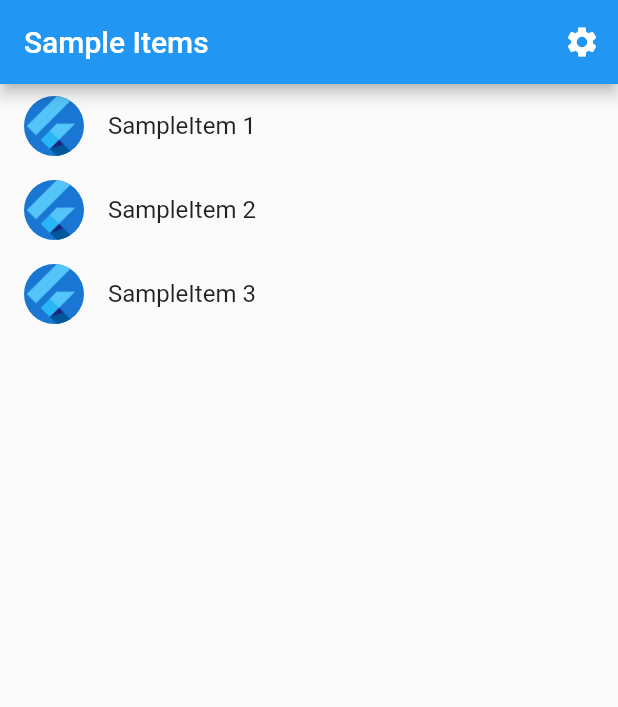
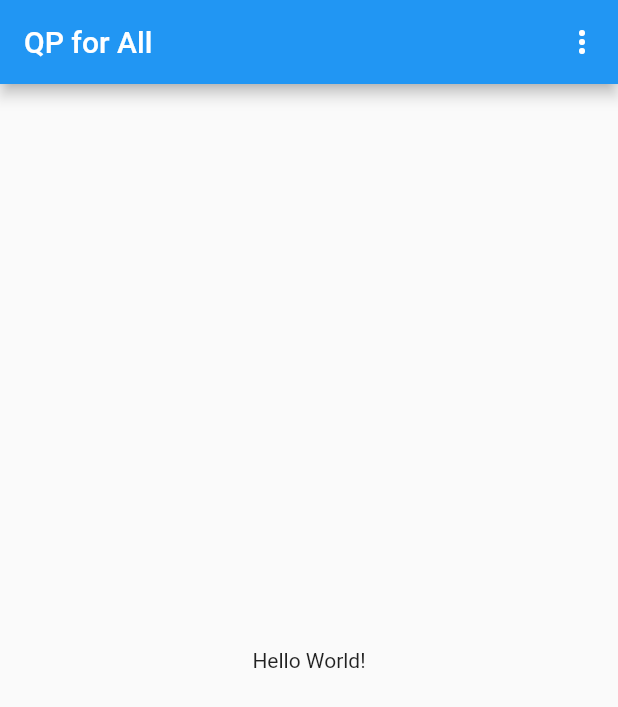
Before and after one commit to arunim-io/qp-for-all-app, a Flutter app: the screen it shows after launch, on a phone screen of 412 x 824 dp. Shown: the top 707 px of the screen. Run offline on Flutter 3.47's test engine with Material 2 defaults, Android fonts, the phone set to English and light mode, and no system bars; our stand-ins replace firebase_core; accounts and stored records are empty; generated files the repository leaves out were written again.

Commit message:
add home view

```diff
--- a/lib/src/config/app.dart
+++ b/lib/src/config/app.dart
@@ -1,14 +1,14 @@
 import 'package:flutter/material.dart';
-import 'package:flutter_gen/gen_l10n/app_localizations.dart';
+import 'package:flutter_gen/gen_l10n/app_localizations.dart' show AppLocalizations;
 import 'package:flutter_localizations/flutter_localizations.dart';
-import 'package:qp_for_all/src/modules/core/views/sample_item_details.dart';
-import 'package:qp_for_all/src/modules/core/views/sample_item_list.dart';
-import 'package:qp_for_all/src/modules/settings/controller.dart';
-import 'package:qp_for_all/src/modules/settings/view.dart';
+
+import '../modules/core/views/home.dart' show HomeView;
+import '../modules/settings/controller.dart' show SettingsController;
+import '../modules/settings/view.dart' show SettingsView;
 
 /// The Widget that configures your application.
-class MyApp extends StatelessWidget {
-  const MyApp({super.key, required this.settingsController});
+class App extends StatelessWidget {
+  const App({super.key, required this.settingsController});
 
   final SettingsController settingsController;
 
@@ -53,11 +53,8 @@ class MyApp extends StatelessWidget {
               switch (routeSettings.name) {
                 case SettingsView.routeName:
                   return SettingsView(controller: settingsController);
-                case SampleItemDetailsView.routeName:
-                  return const SampleItemDetailsView();
-                case SampleItemListView.routeName:
                 default:
-                  return const SampleItemListView();
+                  return const HomeView();
               }
             },
           ),
--- a/lib/src/modules/core/models/sample_item.dart
+++ /dev/null
@@ -1,6 +0,0 @@
-/// A placeholder class that represents an entity or model.
-class SampleItem {
-  const SampleItem(this.id);
-
-  final int id;
-}
--- /dev/null
+++ b/lib/src/modules/core/views/home.dart
@@ -0,0 +1,36 @@
+import 'package:flutter/material.dart';
+
+import '../../settings/view.dart' show SettingsView;
+
+class HomeView extends StatelessWidget {
+  const HomeView({super.key});
+
+  static const routeName = '/';
+
+  @override
+  Widget build(BuildContext context) {
+    return Scaffold(
+      appBar: AppBar(
+        title: const Text('QP for All'),
+        actions: [
+          PopupMenuButton(
+            itemBuilder: (context) => [
+              const PopupMenuItem<int>(value: 0, child: Text('Settings')),
+              const PopupMenuItem<int>(value: 1, child: Text('About'))
+            ],
+            onSelected: (value) {
+              switch (value) {
+                case 0:
+                  Navigator.restorablePushNamed(context, SettingsView.routeName);
+                  break;
+                default:
+                  return;
+              }
+            },
+          )
+        ],
+      ),
+      body: const Center(child: Text('Hello World!')),
+    );
+  }
+}
--- a/lib/src/modules/core/views/sample_item_list.dart
+++ /dev/null
@@ -1,59 +0,0 @@
-import 'package:flutter/material.dart';
-import 'package:qp_for_all/src/modules/settings/view.dart';
-
-import '../models/sample_item.dart';
-import 'sample_item_details.dart';
-
-/// Displays a list of SampleItems.
-class SampleItemListView extends StatelessWidget {
-  const SampleItemListView({
-    super.key,
-    this.items = const [SampleItem(1), SampleItem(2), SampleItem(3)],
-  });
-
-  static const routeName = '/';
-
-  final List<SampleItem> items;
-
-  @override
-  Widget build(BuildContext context) {
-    return Scaffold(
-      appBar: AppBar(
-        title: const Text('Sample Items'),
-        actions: [
-          IconButton(
-            icon: const Icon(Icons.settings),
-            // Navigate to the settings page. If the user leaves and returns
-            // to the app after it has been killed while running in the
-            // background, the navigation stack is restored.
-            onPressed: () => Navigator.restorablePushNamed(context, SettingsView.routeName),
-          ),
-        ],
-      ),
-      // To work with lists that may contain a large number of items, it's best
-      // to use the ListView.builder constructor.
-      //
-      // In contrast to the default ListView constructor, which requires
-      // building all Widgets up front, the ListView.builder constructor lazily
-      // builds Widgets as they're scrolled into view.
-      body: ListView.builder(
-        // Providing a restorationId allows the ListView to restore the
-        // scroll position when a user leaves and returns to the app after it
-        // has been killed while running in the background.
-        restorationId: 'sampleItemListView',
-        itemCount: items.length,
-        itemBuilder: (BuildContext context, int index) => ListTile(
-          title: Text('SampleItem ${items[index].id}'),
-          leading: const CircleAvatar(
-            // Display the Flutter Logo image asset.
-            foregroundImage: AssetImage('assets/images/flutter_logo.png'),
-          ),
-          // Navigate to the details page. If the user leaves and returns to
-          // the app after it has been killed while running in the
-          // background, the navigation stack is restored.
-          onTap: () => Navigator.restorablePushNamed(context, SampleItemDetailsView.routeName),
-        ),
-      ),
-    );
-  }
-}
--- a/lib/src/modules/settings/controller.dart
+++ b/lib/src/modules/settings/controller.dart
@@ -1,6 +1,6 @@
-import 'package:flutter/material.dart';
+import 'package:flutter/material.dart' show ChangeNotifier, ThemeMode;
 
-import 'service.dart';
+import 'service.dart' show SettingsService;
 
 /// A class that many Widgets can interact with to read user settings, update
 /// user settings, or listen to user settings changes.
@@ -8,23 +8,23 @@ import 'service.dart';
 /// Controllers glue Data Services to Flutter Widgets. The SettingsController
 /// uses the SettingsService to store and retrieve user settings.
 class SettingsController with ChangeNotifier {
-  SettingsController(this._settingsService);
+  SettingsController(this._service);
 
   // Make SettingsService a private variable so it is not used directly.
-  final SettingsService _settingsService;
+  final SettingsService _service;
 
   // Make ThemeMode a private variable so it is not updated directly without
   // also persisting the changes with the SettingsService.
-  late ThemeMode _themeMode;
+  late ThemeMode _mode;
 
   // Allow Widgets to read the user's preferred ThemeMode.
-  ThemeMode get themeMode => _themeMode;
+  ThemeMode get themeMode => _mode;
 
   /// Load the user's settings from the SettingsService. It may load from a
   /// local database or the internet. The controller only knows it can load the
   /// settings from the service.
   Future<void> loadSettings() async {
-    _themeMode = await _settingsService.themeMode();
+    _mode = await _service.themeMode();
 
     // Important! Inform listeners a change has occurred.
     notifyListeners();
@@ -35,16 +35,16 @@ class SettingsController with ChangeNotifier {
     if (newThemeMode == null) return;
 
     // Do not perform any work if new and old ThemeMode are identical
-    if (newThemeMode == _themeMode) return;
+    if (newThemeMode == _mode) return;
 
     // Otherwise, store the new ThemeMode in memory
-    _themeMode = newThemeMode;
+    _mode = newThemeMode;
 
     // Important! Inform listeners a change has occurred.
     notifyListeners();
 
     // Persist the changes to a local database or the internet using the
     // SettingService.
-    await _settingsService.updateThemeMode(newThemeMode);
+    await _service.updateThemeMode(newThemeMode);
   }
 }
--- a/lib/src/modules/settings/service.dart
+++ b/lib/src/modules/settings/service.dart
@@ -1,4 +1,4 @@
-import 'package:flutter/material.dart';
+import 'package:flutter/material.dart' show ThemeMode;
 
 /// A service that stores and retrieves user settings.
 ///
--- a/lib/src/modules/settings/view.dart
+++ b/lib/src/modules/settings/view.dart
@@ -1,6 +1,6 @@
 import 'package:flutter/material.dart';
 
-import 'controller.dart';
+import 'controller.dart' show SettingsController;
 
 /// Displays the various settings that can be customized by the user.
 ///
```
Also changed, not shown: lib/main.dart (+8 -7 lines), lib/src/modules/core/views/sample_item_details.dart (deleted, +0 -16 lines).
